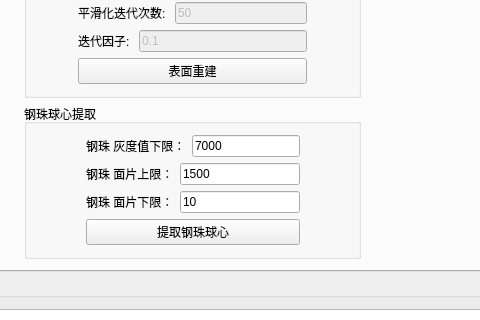
zhaomengxiao/LancetMITK-Adition, file Plugins/org.mitk.lancet.dentalwidget/src/internal/DentalWidgetControls.ui: the form before one commit; both pictures show x 184 to 664 and y 237 to 557 of the 753 by 641 pixel window.
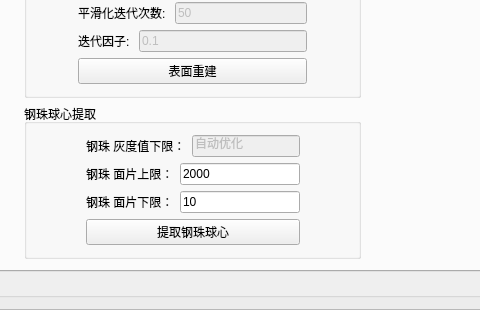
The form after the commit. Custom widgets are drawn as their Qt base class.

Commit message: Automatic steelball voxelValue extraction

Diff of the .ui file:
```diff
--- a/Plugins/org.mitk.lancet.dentalwidget/src/internal/DentalWidgetControls.ui
+++ b/Plugins/org.mitk.lancet.dentalwidget/src/internal/DentalWidgetControls.ui
@@ -188,7 +188,7 @@
             <item>
              <widget class="QLineEdit" name="lineEdit_ballMaxCell">
               <property name="text">
-               <string>1500</string>
+               <string>2000</string>
               </property>
              </widget>
             </item>
@@ -230,8 +230,11 @@
             </item>
             <item>
              <widget class="QLineEdit" name="lineEdit_ballGrayValue">
+              <property name="enabled">
+               <bool>false</bool>
+              </property>
               <property name="text">
-               <string>7000</string>
+               <string>自动优化</string>
               </property>
              </widget>
             </item>
```
The commit also changes 2 other files.
